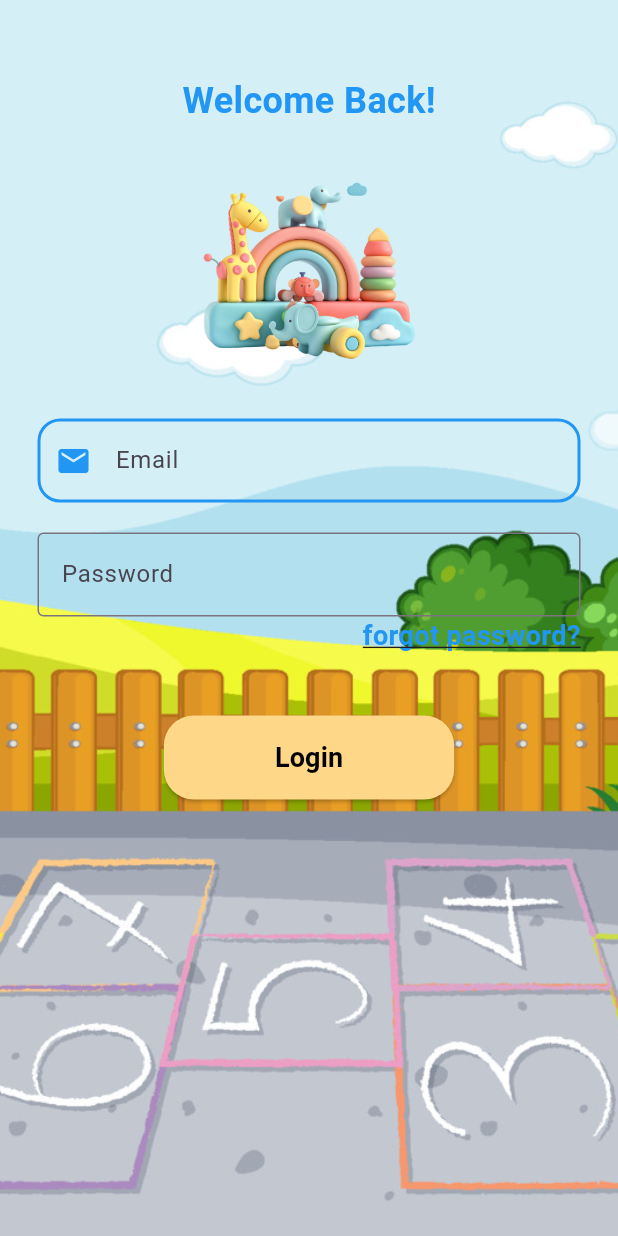
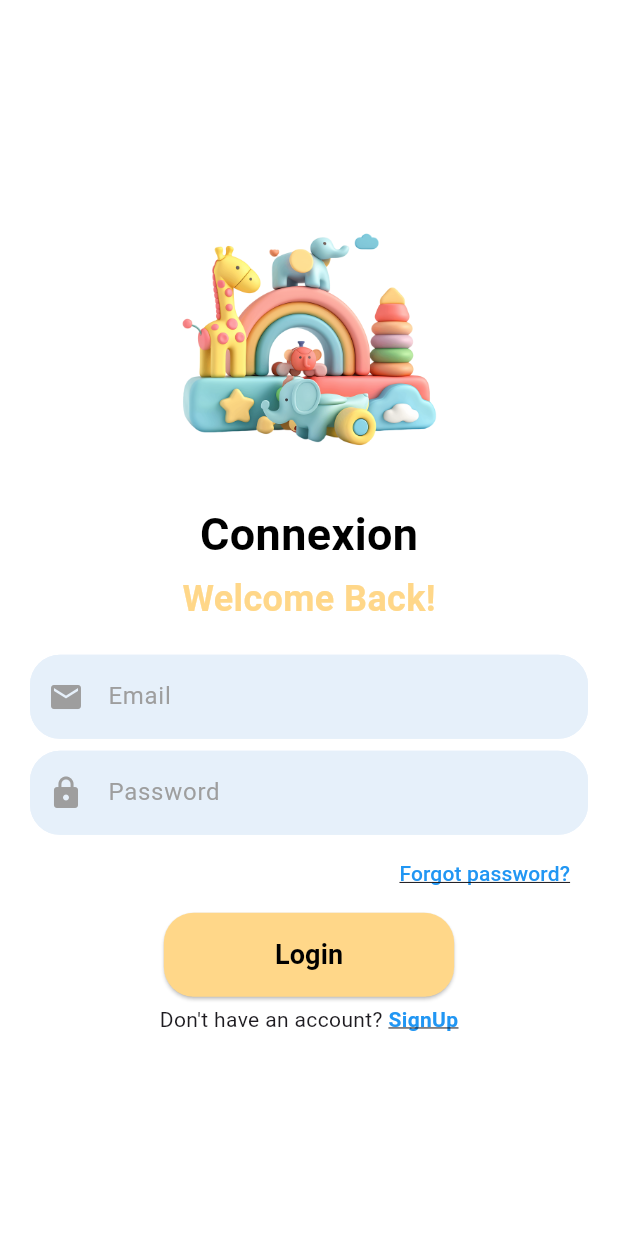
Before and after one commit to rihem435/app_creche, a Flutter app: the screen it shows after launch, on a phone screen of 412 x 824 dp. Run offline on Flutter 3.47's test engine with Material 3 defaults, Android fonts, the phone set to English and light mode, and no system bars; Roboto replaces fonts that are missing (Jua).

Commit message:
add custom_title custom_input modif login and signup

```diff
--- /dev/null
+++ b/lib/core/theme/app_colors.dart
@@ -0,0 +1,6 @@
+import 'package:flutter/material.dart';
+
+class AppColors {
+  static final Color fillColor = Color.fromARGB(255, 230, 240, 250);
+
+}
--- /dev/null
+++ b/lib/core/widgets/custom_input_field.dart
@@ -0,0 +1,65 @@
+import 'package:creche/core/theme/app_colors.dart';
+import 'package:flutter/material.dart';
+
+class CustomInputField extends StatelessWidget {
+  final String hintText;
+  final String labelText;
+
+  final bool obscureText;
+  final TextInputType keyboardType;
+  final IconData? prefxIcon;
+
+  const CustomInputField({
+    required this.hintText,
+    this.obscureText = false,
+    this.keyboardType = TextInputType.text,
+    required this.labelText, this.prefxIcon,
+  });
+
+  @override
+  Widget build(BuildContext context) {
+    return Container(
+      constraints: const BoxConstraints(
+        maxHeight: 60,
+      ),
+      child: TextFormField(
+        keyboardType: keyboardType,
+        obscureText: obscureText,
+        decoration: InputDecoration(
+            labelText: labelText,
+            labelStyle: const TextStyle(
+              fontFamily: 'Jua',
+              color: Colors.grey,
+              fontSize: 16,
+            ),
+            hintText: hintText,
+            hintStyle: const TextStyle(
+              // fontFamily: 'Jua',
+              color: Colors.grey,
+              fontSize: 10,
+            ),
+            filled: true,
+            fillColor: AppColors.fillColor,
+            enabledBorder: OutlineInputBorder(
+              borderRadius: BorderRadius.all(Radius.circular(20)),
+              borderSide: BorderSide(
+                color: AppColors.fillColor,
+                width: 2,
+              ),
+            ),
+            focusedBorder: OutlineInputBorder(
+              borderRadius: BorderRadius.all(Radius.circular(20)),
+              borderSide: BorderSide(
+                color: AppColors.fillColor,
+                width: 2,
+              ),
+            ),
+            prefixIcon: Icon(
+              prefxIcon,
+              color: Colors.grey,
+            )),
+        cursorColor: Colors.black,
+      ),
+    );
+  }
+}
--- /dev/null
+++ b/lib/core/widgets/custom_title_app.dart
@@ -0,0 +1,20 @@
+import 'package:flutter/material.dart';
+
+class CustomTitleApp extends StatelessWidget {
+  final String text;
+
+  const CustomTitleApp({Key? key, required this.text}) : super(key: key);
+
+  @override
+  Widget build(BuildContext context) {
+    return Text(
+      text,
+      style: const TextStyle(
+        fontFamily: 'Jua',
+        color: Colors.black,
+        fontSize: 30,
+        fontWeight: FontWeight.bold,
+      ),
+    );
+  }
+}
--- a/lib/screens/login_screen.dart
+++ b/lib/screens/login_screen.dart
@@ -1,107 +1,87 @@
-import 'package:flutter/cupertino.dart';
+import 'package:creche/core/widgets/custom_input_field.dart';
+import 'package:creche/core/widgets/custom_title_app.dart';
+import 'package:creche/screens/sign_up_screen.dart';
+import 'package:flutter/gestures.dart';
 import 'package:flutter/material.dart';
-import 'package:flutter/widgets.dart';
 
 class LoginScreen extends StatelessWidget {
   const LoginScreen({super.key});
 
   @override
   Widget build(BuildContext context) {
+    const fillColor = Color.fromARGB(255, 230, 240, 250);
+
     return Scaffold(
       backgroundColor: Colors.white,
-      body: Container(
-        padding: const EdgeInsets.only(
-          top: 50,
-          left: 25,
-          bottom: 25,
-          right: 25,
-        ),
-        decoration: BoxDecoration(
-          image: DecorationImage(
-            image: AssetImage(
-              "assets/images/background.jpg",
-            ),
-            fit: BoxFit.cover,
+      body: Padding(
+        padding: const EdgeInsets.all(20.0),
+        child: Column(
+          mainAxisAlignment: MainAxisAlignment.center,
+          crossAxisAlignment: CrossAxisAlignment.stretch,
+          children: [
+            Center(
+              child: Image.asset(
+                'assets/images/creche.png',
+                height: 180,
               ),
             ),
-        child: Column(
-          children: [
-            const Text(
+            const SizedBox(height: 20),
+            const Center(
+              child: CustomTitleApp(
+                text: "Connexion",
+              ),
+            ),
+            const SizedBox(height: 5),
+            const Center(
+              child: Text(
                 "Welcome Back!",
                 style: TextStyle(
-                color: Colors.blue,
+                  fontFamily: 'Jua',
+                  color: Color(0xFFFFD789),
                   fontSize: 24,
                   fontWeight: FontWeight.bold,
                 ),
               ),
-            const SizedBox(
-              height: 20,
             ),
-            Image.asset(
-              "assets/images/creche.png",
-              width: 150,
-              height: 150,
+            const SizedBox(height: 15),
+            const SizedBox(height: 5),
+            const CustomInputField(
+              labelText: 'Email',
+              keyboardType: TextInputType.emailAddress,
+              hintText: "tapez email",
+              prefxIcon: Icons.email,
             ),
-            SizedBox(
-              height: 25,
+            const SizedBox(height: 8),
+            const CustomInputField(
+              labelText: 'Password',
+              obscureText: true,
+              hintText: "tapez password",
+              prefxIcon: Icons.lock,
             ),
-            TextFormField(
-              decoration: const InputDecoration(
-                labelText: "Email",
-                enabledBorder: OutlineInputBorder(
-                  borderRadius: BorderRadius.all(
-                    Radius.circular(15),
-                  ),
-                  borderSide: BorderSide(
+            const SizedBox(height: 2),
+            Align(
+              alignment: Alignment.centerRight,
+              child: TextButton(
+                onPressed: () {
+                  // Navigator.push(
+                  //   context,
+                  //   MaterialPageRoute(
+                  //       builder: (context) => const ForgotpasswordScreen()),
+                  // );
+                },
+                child: const Text(
+                  "Forgot password?",
+                  style: TextStyle(
+                    fontFamily: 'Jua',
                     color: Colors.blue,
-                    width: 2,
-                  ),
-                ),
-                focusedBorder: OutlineInputBorder(
-                  borderRadius: BorderRadius.all(
-                    Radius.circular(15),
-                  ),
-                  borderSide: BorderSide(
-                    color: Colors.blue,
-                    width: 2,
-                  ),
-                ),
-                prefixIcon: Icon(
-                  Icons.email,
-                  color: Colors.blue,
+                    decoration: TextDecoration.underline,
                   ),
                 ),
               ),
-            const SizedBox(
-              height: 20,
             ),
-            TextFormField(
-              decoration: const InputDecoration(
-                labelText: "Password",
-                border: OutlineInputBorder(),
-              ),
-            ),
-            Align(
-              alignment: Alignment.topRight,
-              child: InkWell(
-                child: Text(
-                  "forgot password?",
-                  style: TextStyle(
-                    color: Colors.blue,
-                    fontSize: 18,
-                    fontWeight: FontWeight.bold,
-                    decoration: TextDecoration.underline,
-                  ),
-                ),
-                onTap: () {
-                  print('forgot password');
-                },
-              ),
-            ),
-            SizedBox(
-              height: 40,
-            ),
-            ElevatedButton(
+            const SizedBox(height: 2),
+            Center(
+              child: ElevatedButton(
                 style: ElevatedButton.styleFrom(
                   backgroundColor: const Color(0xFFFFD789),
                   shape: RoundedRectangleBorder(
@@ -114,7 +94,7 @@ class LoginScreen extends StatelessWidget {
                   child: Text(
                     "Login",
                     style: TextStyle(
-                    //   fontFamily: 'Jua',
+                      fontFamily: 'Jua',
                       color: Colors.black,
                       fontSize: 18,
                       fontWeight: FontWeight.bold,
@@ -122,7 +102,37 @@ class LoginScreen extends StatelessWidget {
                   ),
                 ),
               ),
-
+            ),
+            const SizedBox(
+              height: 5,
+            ),
+            Center(
+              child: Text.rich(
+                TextSpan(
+                  children: [
+                    TextSpan(text: "Don't have an account? "),
+                    TextSpan(
+                      text: "SignUp",
+                      style: const TextStyle(
+                        fontFamily: 'Jua',
+                        color: Colors.blue,
+                        fontSize: 14,
+                        fontWeight: FontWeight.bold,
+                        decoration: TextDecoration.underline,
+                      ),
+                      recognizer: TapGestureRecognizer()
+                        ..onTap = () {
+                          Navigator.of(context).push(
+                            MaterialPageRoute(
+                              builder: (context) => SignUpScreen(),
+                            ),
+                          );
+                        },
+                    ),
+                  ],
+                ),
+              ),
+            )
           ],
         ),
       ),
```
Also changed, not shown: lib/screens/sign_up_screen.dart (added, +201 -0 lines), pubspec.yaml (+4 -13 lines), lib/core/widgets/custom_button_app.dart (added), 1 other file. Lines whose indentation alone changed are shown as unchanged.
